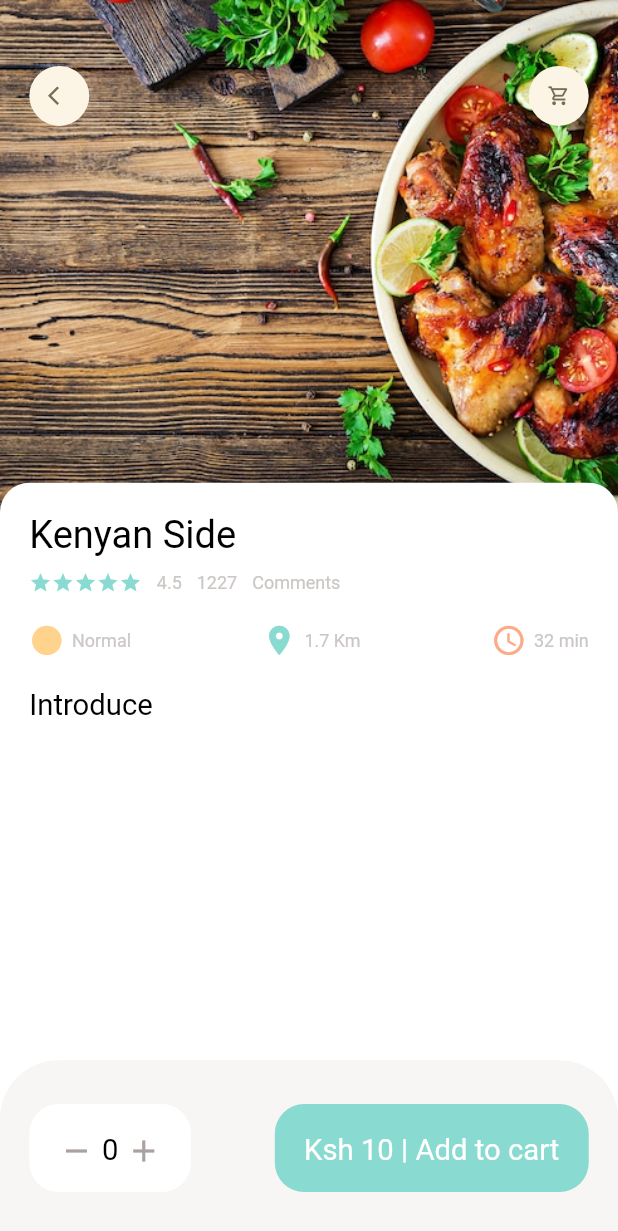
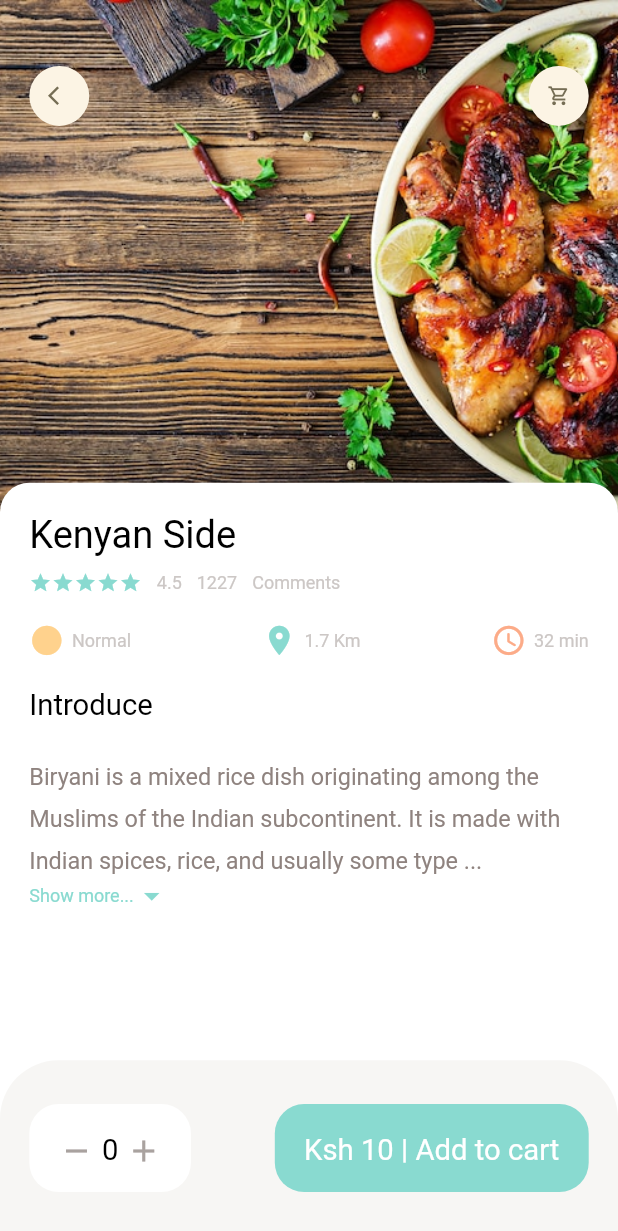
Before and after one commit to martin-ngigi/iEats, a Flutter app: the screen it shows after launch, on a phone screen of 412 x 824 dp. Shown: the top 1231 px of the screen. Run offline on Flutter 3.47's test engine with Material 2 defaults, Android fonts, the phone set to English and light mode, and no system bars; our stand-ins replace dots_indicator, get.

Commit message:
Show expandable text in Popular food

```diff
--- a/lib/pages/food/popular_food_detail.dart
+++ b/lib/pages/food/popular_food_detail.dart
@@ -7,6 +7,7 @@
 import '../../widgets/app_column.dart';
 import '../../widgets/app_icon.dart';
 import '../../widgets/big_text.dart';
+import '../../widgets/expandable_text_widgett.dart';
 import '../../widgets/icon_and_text_widget.dart';
 import '../../widgets/small_text.dart';
 
@@ -19,6 +20,7 @@
       backgroundColor: Colors.white,
       body: Stack(
         children: [
+          //background image
           Positioned(
             left: 0,
               right: 0,
@@ -35,6 +37,7 @@
                 ),
               ),
           ),
+          //icon widgets
           Positioned(
             top: Dimensions.height45,
               left: Dimensions.width20,
@@ -47,6 +50,7 @@
                 ],
               )
           ),
+          //introduction of food
           Positioned(
             left: 0,
             right: 0,
@@ -67,11 +71,23 @@
                   AppColumn(text: "Kenyan Side",),
                   SizedBox(height: Dimensions.height20,),
                   BigText(text: "Introduce"),
+                  SizedBox(height: Dimensions.height20,),
+                  Expanded(
+                      child: SingleChildScrollView(
+                        child:  ExpandableTextWidget(text: "Biryani is a mixed rice dish originating among the Muslims of the Indian subcontinent. It is made with Indian spices, rice, and usually some type of meat (chicken, beef, goat, lamb, prawn, and fish), or in some cases without any meat, and sometimes, in addition, eggs and potatoes.[1]Biryani is one of the most popular dishes in South Asia, as well as among the diaspora from the region. Similar dishes are also prepared in other parts of the world such as in Iraq, Myanmar, Thailand, and Malaysia.[2] Biryani is the single most-ordered dish on Indian online food ordering and delivery services, and has been labelled as the most popular dish overall in India.[3][4]. One theory states that it originated from birinj (Persian: برنج), the Persian word for rice.[5][6] Another theory states that it is derived from biryan or beriyan (Persian: بریان), which means to fry or to roast.[7][8] It may alternatively be related to the Persian word bereshtan (Persian: برشتن) which also means to roast (onions), as the dish is often prepared by flavouring rice with fried onions and meat, besides mild spices. Persian was used as an official language in different parts of medieval India by various Islamic dynasties.[9][10]"
+                              "Origin \n The exact origin of the dish is uncertain. In North India, different varieties of biryani developed in the Muslim centres of Delhi (Mughlai cuisine), Rampur, Lucknow (Awadhi cuisine) and other small principalities. In South India, where rice is more widely used as a staple food, several distinct varieties of biryani emerged from Hyderabad Deccan (where some believe the dish originated[11]) as well as Tamil Nadu (Ambur, Thanjavur, Chettinad, Salem, Dindigal), Kerala (Malabar), Telangana, and Karnataka (Bhatkal) where Muslim communities were present.[5][12] \nAccording to historian Lizzie Collingham, the modern biryani developed in the royal kitchens of the Mughal Empire (1526–1857) and is a mix of the native spicy rice dishes of India and the Persian pilaf.[13] Indian restaurateur Kris Dhillon believes that the dish originated in Persia, and was brought to India by the Mughals.[14]"
+                              "\nAnother theory claims that the dish was prepared in India before the first Mughal emperor Babur conquered India.[15] The 16th-century Mughal text Ain-i-Akbari makes no distinction between biryanis and pilaf (or pulao): it states that the word biryani is of older usage in India.[16] A similar theory, that biryani came to India with Timurs invasion, appears to be incorrect because there is no record of biryani having existed in his native land during that period.[15]"
+                              "\nAccording to Pratibha Karan, who wrote the book Biryani, biryani is of Mughal origin, derived from pilaf varieties brought to the Indian subcontinent by Arab traders. She speculates that the pulao was an army dish in medieval India. Armies would prepare a one-pot dish of rice with whichever meat was available. Over time, the dish became biryani due to different methods of cooking, with the distinction between pulao and biryani being arbitrary.[5][15]"
+                              "\nAccording to Vishwanath Shenoy, the owner of a biryani restaurant chain in India, one branch of biryani comes from the Mughals, while another was brought by the Arab traders to Malabar in South India.[17]"
+                              "\nThere are various apocryphal stories dating the invention to Shah Jahan's time but Rana Safvi, the distinguished historian, says she could only find a recipe from the later Mughal period, from Bahadur Shah Zafar's time. It is not her claim that there was no biryani before that; just that she has not found a recipe. Other historians who have gone through texts say that the first references to biryani only appear around the 18th century.",)
+                      )
+                  ),
 
                 ],
               ),
             ),
           ),
+
         ],
       ),
       bottomNavigationBar: Container(
--- a/lib/utils/dimensions.dart
+++ b/lib/utils/dimensions.dart
@@ -22,6 +22,7 @@
   static double widtht45 = screenHeight/18.76; //45
 
   //font size
+  static double font16 = screenHeight/52.7; //16
   static double font20 = screenHeight/42.2; //20
   static double font26 = screenHeight/32.46; //26
 
--- /dev/null
+++ b/lib/widgets/expandable_text_widgett.dart
@@ -0,0 +1,63 @@
+//stful
+import 'package:flutter/cupertino.dart';
+import 'package:flutter/material.dart';
+import 'package:i_eats/widgets/small_text.dart';
+
+import '../utils/colors.dart';
+import '../utils/dimensions.dart';
+
+class ExpandableTextWidget extends StatefulWidget {
+  final String text;
+  const ExpandableTextWidget({Key? key, required this.text}) : super(key: key);
+
+  @override
+  State<ExpandableTextWidget> createState() => _ExpandableTextWidgetState();
+}
+
+class _ExpandableTextWidgetState extends State<ExpandableTextWidget> {
+  late String firstHalf;
+  late String secondHalf;
+
+  bool hiddenText =  true;
+  double textHeight = Dimensions.screenHeight/5.63; // 100
+
+  @override
+  void initState() {
+    // TODO: implement initState
+    super.initState();
+    if(widget.text.length > textHeight){
+      firstHalf = widget.text.substring(0, textHeight.toInt());
+      secondHalf = widget.text.substring(textHeight.toInt()+1, widget.text.length);
+    }
+    else{
+      firstHalf = widget.text;
+      secondHalf = "";
+
+    }
+  }
+
+  @override
+  Widget build(BuildContext context) {
+    return Container(
+      child: secondHalf.isEmpty ? SmallText(height: 1.8, color: AppColors.paraColor, size: Dimensions.font16, text: firstHalf,) : Column(
+        children: [
+          SmallText(height: 1.8, color: AppColors.paraColor, size: Dimensions.font16, text: hiddenText?(firstHalf+"..."): (firstHalf+secondHalf),),
+          InkWell( //InkWell or GestureDetector
+            onTap: (){
+              setState(() {
+                hiddenText = ! hiddenText; //negate to false or true
+              });
+            },
+            child: Row(
+              children: [
+                SmallText(text: "Show more...", color: AppColors.mainColor,),
+                Icon(hiddenText?Icons.arrow_drop_down : Icons.arrow_drop_up, color: AppColors.mainColor)
+
+              ],
+            ),
+          )
+        ],
+      ),
+    );
+  }
+}
```
